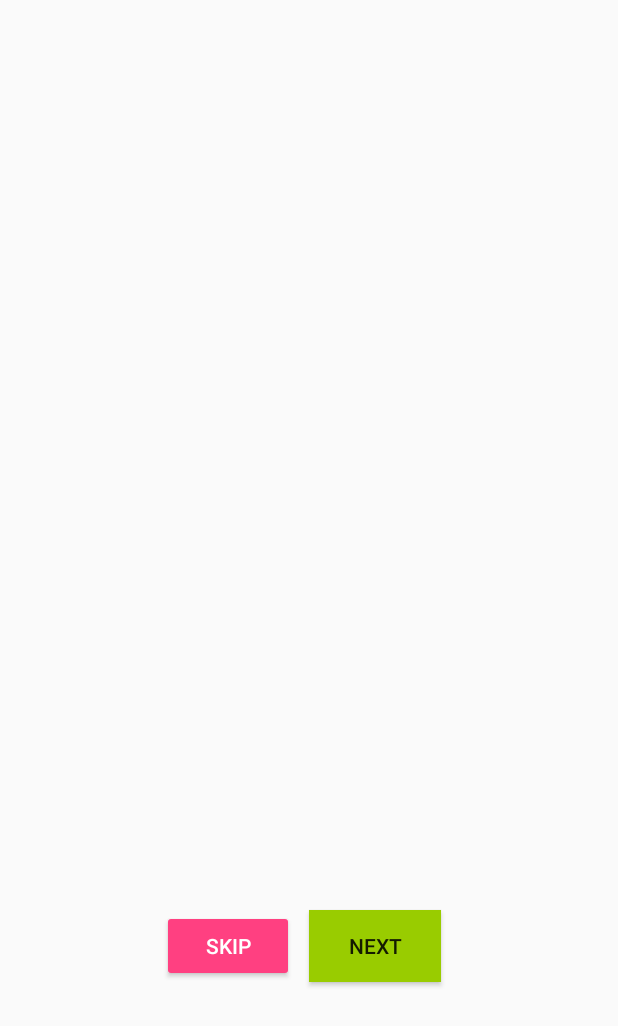
After one commit to SarahFitz/cs683, an Android app: the layout fragment_trick.xml on its own in the app's theme, with its tools: preview values and no code run, on a phone screen of 412 x 824 dp. The commit adds this screen. Shown: the top 1026 px of the screen. Run offline under Robolectric (Android 15) with nearby library versions, the phone set to English and light mode, and no system bars.

Commit message:
Created the activity for the Trick page
This included adding a fragment and passing data to that fragment
through a bundle.
Skeleton has been setup for the button listeners.

```diff
--- a/app/build.gradle
+++ b/app/build.gradle
@@ -24,4 +24,5 @@ dependencies {
     testCompile 'junit:junit:4.12'
     compile 'com.android.support:appcompat-v7:23.2.1'
     compile 'com.android.support:design:23.2.1'
+    compile 'com.google.android.gms:play-services-appindexing:8.1.0'
 }
--- /dev/null
+++ b/app/src/main/res/layout/fragment_trick.xml
@@ -0,0 +1,52 @@
+<RelativeLayout xmlns:android="http://schemas.android.com/apk/res/android"
+    xmlns:tools="http://schemas.android.com/tools"
+    android:layout_width="match_parent"
+    android:layout_height="match_parent"
+    android:paddingBottom="@dimen/activity_vertical_margin"
+    android:paddingLeft="@dimen/activity_horizontal_margin"
+    android:paddingRight="@dimen/activity_horizontal_margin"
+    android:paddingTop="@dimen/activity_vertical_margin"
+    tools:context="com.fitzgerald.cs682.assignment1.TrickActivityFragment">
+
+
+    <ImageView
+        android:layout_width="wrap_content"
+        android:layout_height="wrap_content"
+        android:id="@+id/trickImage"
+        android:contentDescription="trick"
+        android:minHeight="20dp"
+        android:minWidth="20dp"
+        android:nestedScrollingEnabled="false"
+        android:layout_centerHorizontal="true"
+        android:layout_marginTop="24dp" />
+
+    <TextView
+        android:layout_width="wrap_content"
+        android:layout_height="wrap_content"
+        android:textAppearance="?android:attr/textAppearanceLarge"
+        android:id="@+id/trickName"
+        android:layout_below="@+id/trickImage"
+        android:layout_centerHorizontal="true"
+        android:layout_marginTop="121dp" />
+
+    <Button
+        android:layout_width="wrap_content"
+        android:layout_height="wrap_content"
+        android:text="Skip"
+        android:id="@+id/skipButton"
+        android:layout_alignParentBottom="true"
+        android:layout_toLeftOf="@+id/trickImage"
+        android:layout_toStartOf="@+id/trickImage"
+        android:layout_marginBottom="153dp"
+        style="@style/Base.Widget.AppCompat.Button.Colored" />
+
+    <Button
+        android:layout_width="wrap_content"
+        android:layout_height="wrap_content"
+        android:text="Next"
+        android:id="@+id/nextButton"
+        android:layout_alignBottom="@+id/skipButton"
+        android:layout_alignLeft="@+id/trickName"
+        android:layout_alignStart="@+id/trickName"
+        android:background="@android:color/holo_green_light" />
+</RelativeLayout>
--- a/app/src/main/res/values/strings.xml
+++ b/app/src/main/res/values/strings.xml
@@ -20,4 +20,6 @@
     <string name="title_activity_trick_selection">TrickSelectionActivity</string>
     <string name="buttonStartTraining">Start Your Training!</string>
     <string name="trickSelectionGridLayout">trickSelectionIdLayout</string>
+    <string name="title_activity_trick">TrickActivity</string>
+    <string name="action_settings">Settings</string>
 </resources>
```
Also changed, not shown: app/src/main/AndroidManifest.xml (+9 -2 lines), app/src/main/java/com/fitzgerald/cs682/assignment1/TrickActivity.java (added, +93 -0 lines), app/src/main/java/com/fitzgerald/cs682/assignment1/TrickActivityFragment.java (added, +117 -0 lines), app/src/main/java/com/fitzgerald/cs682/assignment1/TrickStartActivity.java (+43 -3 lines), app/src/main/res/layout/activity_trick.xml (added, +19 -0 lines), app/src/main/res/menu/menu_trick.xml (added, +9 -0 lines).
